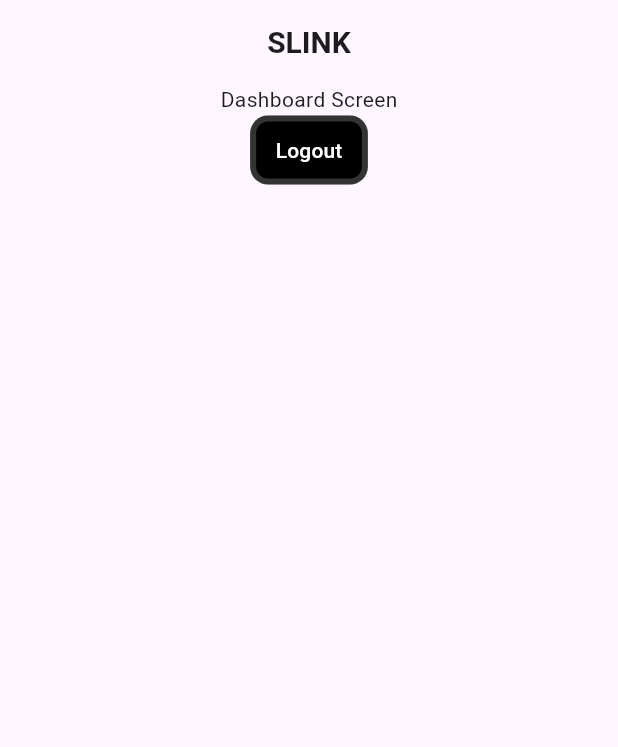
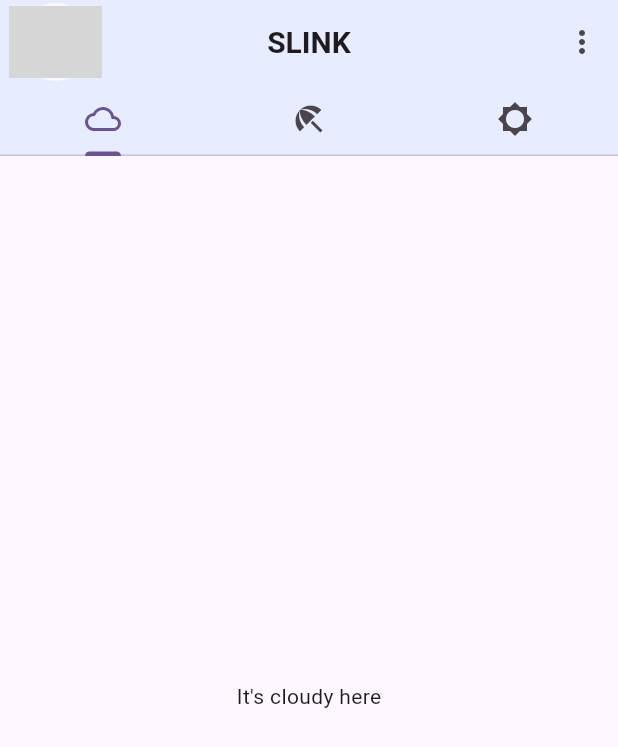
Before and after one commit to SameerGhaffar/slink, a Flutter app: the DashBoardScreen screen opened directly, on a phone screen of 412 x 824 dp. Shown: the top 747 px of the screen. Run offline on Flutter 3.47's test engine with Material 3 defaults, Android fonts, the phone set to English and light mode, and no system bars; our stand-ins replace bloc, email_validator, equatable, firebase_auth, firebase_core, flutter_bloc; missing offline and left inert: flame; accounts and stored records are empty; network calls fail; grey boxes are pictures that could not be loaded.

Commit message:
code structure changed

```diff
--- a/lib/cubit/auth_cubit/auth_cubit.dart
+++ b/lib/bloc/auth_bloc/auth_cubit.dart
@@ -19,10 +19,9 @@ class AuthCubit extends Cubit<AuthState> {
       await FirebaseAuth.instance
           .signInWithEmailAndPassword(email: email, password: password);
       emit(state.copyWith(userState: DataState.success));
-    } catch (e) {
+    } on FirebaseAuthException catch (e) {
       emit(state.copyWith(userState: DataState.fail));
-
-      Functions.showSnackBar(context, e.toString());
+      Functions.showSnackBar(context, e.code.toString());
     }
   }
 
--- a/lib/main.dart
+++ b/lib/main.dart
@@ -1,8 +1,8 @@
 import 'package:firebase_core/firebase_core.dart';
 import 'package:flutter/material.dart';
 import 'package:flutter_bloc/flutter_bloc.dart';
-import 'package:slink/cubit/auth_cubit/auth_cubit.dart';
-import 'package:slink/ui/dashboard/auth/splash.dart';
+import 'package:slink/bloc/auth_bloc/auth_cubit.dart';
+import 'package:slink/ui/auth/splash.dart';
 import 'firebase_options.dart';
 
 Future<void> main() async {
--- a/lib/ui/dashboard/auth/login.dart
+++ b/lib/ui/auth/login.dart
@@ -2,8 +2,8 @@ import 'package:email_validator/email_validator.dart';
 import 'package:flutter/gestures.dart';
 import 'package:flutter/material.dart';
 import 'package:flutter_bloc/flutter_bloc.dart';
-import 'package:slink/cubit/auth_cubit/auth_cubit.dart';
-import 'package:slink/ui/dashboard/auth/signup.dart';
+import 'package:slink/bloc/auth_bloc/auth_cubit.dart';
+import 'package:slink/ui/auth/signup.dart';
 import 'package:slink/ui/dashboard/dashboard.dart';
 import 'package:slink/ui/widgets/app_bar.dart';
 import 'package:slink/ui/widgets/margin_widget.dart';
--- a/lib/ui/dashboard/auth/signup.dart
+++ b/lib/ui/auth/signup.dart
@@ -1,6 +1,6 @@
 import 'package:flutter/material.dart';
 import 'package:flutter_bloc/flutter_bloc.dart';
-import 'package:slink/cubit/auth_cubit/auth_cubit.dart';
+import 'package:slink/bloc/auth_bloc/auth_cubit.dart';
 import 'package:slink/ui/widgets/app_bar.dart';
 import 'package:slink/ui/widgets/margin_widget.dart';
 import 'package:slink/ui/widgets/text_field.dart';
--- a/lib/ui/dashboard/auth/splash.dart
+++ b/lib/ui/auth/splash.dart
@@ -1,6 +1,7 @@
 import 'package:firebase_auth/firebase_auth.dart';
 import 'package:flutter/material.dart';
 import 'package:slink/ui/dashboard/bubble_game.dart';
+import 'package:slink/ui/dashboard/dashboard.dart';
 import 'package:slink/utils/extensions.dart';
 
 import 'login.dart';
@@ -39,7 +40,7 @@ class _SplashState extends State<Splash> {
     await Future.delayed(const Duration(seconds: 3));
 
     if (FirebaseAuth.instance.currentUser != null) {
-      context.pushAndRemoveUntil(child: const BonusRound());
+      context.pushAndRemoveUntil(child: const DashBoardScreen());
     } else {
       context.pushAndRemoveUntil(child: const LoginScreen());
     }
--- a/lib/ui/dashboard/dashboard.dart
+++ b/lib/ui/dashboard/dashboard.dart
@@ -1,42 +1,101 @@
+import 'package:flutter/cupertino.dart';
 import 'package:flutter/material.dart';
-import 'package:flutter_bloc/flutter_bloc.dart';
-import 'package:slink/cubit/auth_cubit/auth_cubit.dart';
-import 'package:slink/ui/dashboard/auth/login.dart';
-import 'package:slink/ui/widgets/app_bar.dart';
-import 'package:slink/ui/widgets/primary_button.dart';
+import 'package:slink/ui/widgets/margin_widget.dart';
+import 'package:slink/utils/app_string.dart';
 import 'package:slink/utils/extensions.dart';
-import 'package:slink/utils/state.dart';
 
-class DashBoardScreen extends StatelessWidget {
+class DashBoardScreen extends StatefulWidget {
   const DashBoardScreen({super.key});
 
   @override
+  State<DashBoardScreen> createState() => _DashBoardScreenState();
+}
+
+class _DashBoardScreenState extends State<DashBoardScreen> {
+  @override
   Widget build(BuildContext context) {
-    return Scaffold(
-      appBar: const AppBarWidget(
-        title: "SLINK",
+    double height = context.height;
+    double width = context.width;
+    return DefaultTabController(
+      length: 3,
+      initialIndex: 0,
+      child: Scaffold(
+        appBar: appBar(),
+        body: const TabBarView(
+          children: [
+            Center(
+              child: Text("It's cloudy here"),
+            ),
+            Center(
+              child: Text("It's rainy here"),
+            ),
+            Center(
+              child: Text("It's sunny here"),
+            ),
+          ],
+        ),
       ),
-      body: Column(
-        crossAxisAlignment: CrossAxisAlignment.center,
+    );
+  }
+
+  AppBar appBar() {
+    return AppBar(
+      backgroundColor: Colors.blue.withOpacity(0.1),
+      centerTitle: true,
+      title: const Text(
+        Constants.appName,
+        style: TextStyle(
+          fontSize: 20,
+          fontWeight: FontWeight.bold,
+        ),
+      ),
+      actions: [
+        IconButton(
+          onPressed: () {},
+          icon: const Icon(Icons.more_vert),
+        ),
+      ],
+      leadingWidth: context.width * 0.2,
+      leading: profileImage(),
+      bottom: const TabBar(tabs: [
+        Tab(
+          icon: Icon(Icons.cloud_outlined),
+        ),
+        Tab(
+          icon: Icon(Icons.beach_access_sharp),
+        ),
+        Tab(
+          icon: Icon(Icons.brightness_5_sharp),
+        ),
+      ]),
+    );
+  }
+
+  Widget profileImage() {
+    return Padding(
+      padding: const EdgeInsets.symmetric(vertical: 2),
+      child: Row(
         children: [
-          const Center(
-            child: Text("Dashboard Screen"),
+          const MarginWidget(
+            factor: 0.5,
+            isHorizontal: true,
           ),
-          BlocConsumer<AuthCubit, AuthState>(
-            listener: (context, state) {},
-            builder: (context, state) {
-              return PrimaryButton(
-                isLoading: state.userState,
-                text: "Logout",
-                onPressed: () async {
-                  await context.read<AuthCubit>().logOut();
-                  if (state.userState == DataState.success) {
-                    context.pushAndRemoveUntil(child: const LoginScreen());
-                  }
-                },
-              );
-            },
-          ),
+          Container(
+            decoration: BoxDecoration(
+              shape: BoxShape.circle,
+              border: Border.all(
+                color: Colors.white.withOpacity(0.7),
+                // Change this to your desired color
+                width: 2, // Change this to your desired width
+              ),
+            ),
+            child: CircleAvatar(
+              backgroundImage: const NetworkImage(
+                "https://ca.slack-edge.com/T02JFTK6RPW-U0600FR083T-917f7b939c19-512",
+              ),
+              radius: context.width * 0.075, // Half of the image size
+            ),
+          )
         ],
       ),
     );
--- /dev/null
+++ b/lib/utils/app_string.dart
@@ -0,0 +1,4 @@
+class Constants {
+  //app name
+  static const appName = "SLINK";
+}
```
Also changed, not shown: lib/ui/dashboard/bubble_game.dart (+140 -59 lines), lib/utils/colors.dart (added, +51 -0 lines), lib/utils/functions.dart (+17 -2 lines), lib/bloc/auth_bloc/auth_state.dart (renamed from lib/cubit/auth_cubit/auth_state.dart), lib/ui/dashboard/ball game.dart (added).
